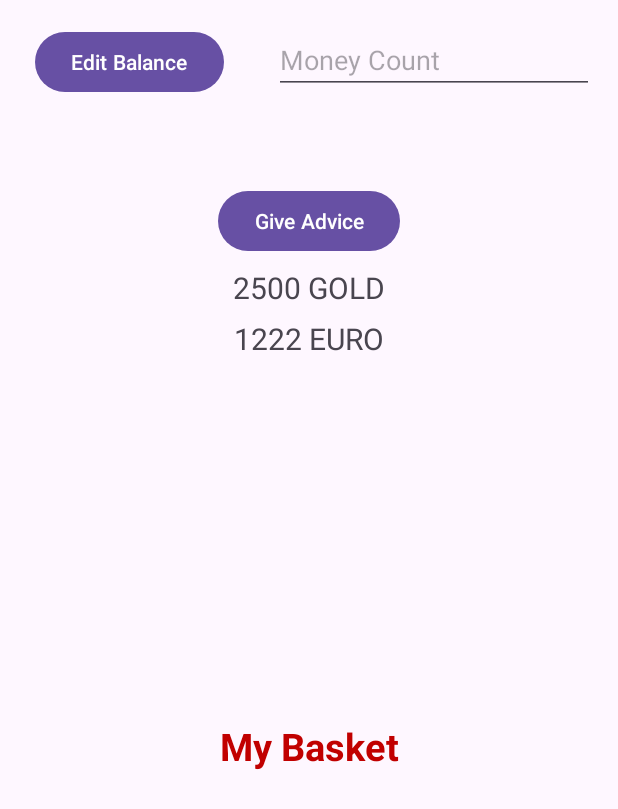
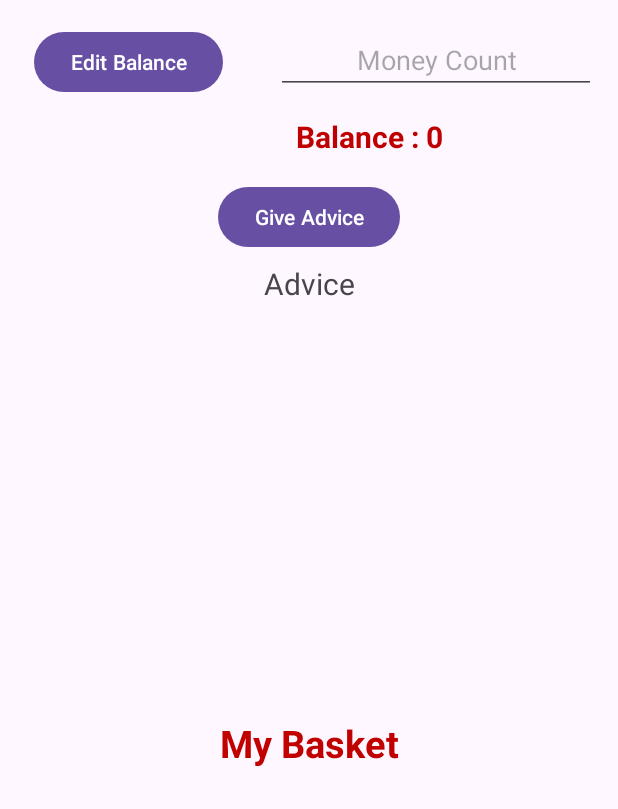
Before and after one commit to cvkcan/Mini-ExchangeApp, an Android app: the ProfileFragment screen opened through its navigation route, after a tap on "Give Advice", on a phone screen of 412 x 824 dp. Shown: the top 809 px of the screen. Run offline under Robolectric (Android 15) with nearby library versions, the phone set to English and light mode, and no system bars; our stand-ins replace Room's generated code.

Commit message:
20.12.2023 front-end ve back-end'de gösterilecek kısım hazırlandı.

```diff
--- a/app/src/main/java/com/cvkcan/exchangeapp/MainActivity.kt
+++ b/app/src/main/java/com/cvkcan/exchangeapp/MainActivity.kt
@@ -7,18 +7,21 @@ import android.widget.EditText
 import androidx.appcompat.app.AppCompatActivity
 import androidx.room.Room
 import com.cvkcan.exchangeapp.model.Basket
+import com.cvkcan.exchangeapp.model.UserInformation
 import com.cvkcan.exchangeapp.roomdb.BasketDao
 import com.cvkcan.exchangeapp.roomdb.GeneralDatabase
+import com.cvkcan.exchangeapp.roomdb.UserInformationDao
 
 class MainActivity : AppCompatActivity() {
     private lateinit var db: GeneralDatabase
     private lateinit var basketDao: BasketDao
+    private lateinit var userDao : UserInformationDao
 
     override fun onCreate(savedInstanceState: Bundle?) {
         super.onCreate(savedInstanceState)
         setContentView(R.layout.activity_main)
 
-        // Initialize Room database and BasketDao
+//        // Initialize Room database and BasketDao
 //        db = Room.databaseBuilder(
 //            applicationContext, GeneralDatabase::class.java,
 //            "ExchangeDb2"
@@ -27,7 +30,21 @@ class MainActivity : AppCompatActivity() {
 //            .build()
 //
 //        basketDao = db.basketDao()
+//        userDao = db.userInformationDao()
+//
+//        basketDao.insertBasket(Basket(11,"USD",0))
+//        basketDao.insertBasket(Basket(22,"EUR",0))
+//        basketDao.insertBasket(Basket(33,"GOLD",0))
+//
+//
+//        userDao.insertUserInformation(UserInformation(999,
+//            0,
+//            0,
+//            0,
+//            0))
 
+
+//        applicationContext.deleteDatabase("ExchangeDb2")
 
     }
 }
--- a/app/src/main/java/com/cvkcan/exchangeapp/adapters/GetBasketRecyclerAdapter.kt
+++ b/app/src/main/java/com/cvkcan/exchangeapp/adapters/GetBasketRecyclerAdapter.kt
@@ -25,6 +25,7 @@ class GetBasketRecyclerAdapter(val getBasketDatas : ArrayList<Basket>)
 
     override fun onBindViewHolder(holder: MyBasketVH, position: Int) {
         holder.itemView.findViewById<TextView>(R.id.getBasketText).text =
-            getBasketDatas.get(position).toString()
+            getBasketDatas.get(position).CurrencieTypes+ "\n" +
+                    getBasketDatas.get(position).PerQuantity
     }
 }
--- a/app/src/main/java/com/cvkcan/exchangeapp/fragments/ProfileFragment.kt
+++ b/app/src/main/java/com/cvkcan/exchangeapp/fragments/ProfileFragment.kt
@@ -6,14 +6,19 @@ import android.view.LayoutInflater
 import android.view.View
 import android.view.ViewGroup
 import android.widget.Button
+import android.widget.EditText
+import android.widget.TextView
+import android.widget.Toast
 import androidx.recyclerview.widget.LinearLayoutManager
 import androidx.recyclerview.widget.RecyclerView
 import com.cvkcan.exchangeapp.adapters.GetBasketRecyclerAdapter
 import com.cvkcan.exchangeapp.adapters.GiveAdviceRecyclerAdapter
 import com.cvkcan.exchangeapp.R
 import com.cvkcan.exchangeapp.model.Basket
+import com.cvkcan.exchangeapp.model.UserInformation
 import com.cvkcan.exchangeapp.roomdb.BasketDao
 import com.cvkcan.exchangeapp.roomdb.GeneralDatabase
+import com.cvkcan.exchangeapp.roomdb.UserInformationDao
 import kotlinx.coroutines.Dispatchers
 import kotlinx.coroutines.GlobalScope
 import kotlinx.coroutines.launch
@@ -23,7 +28,6 @@ class ProfileFragment : Fragment() {
 
     override fun onCreate(savedInstanceState: Bundle?) {
         super.onCreate(savedInstanceState)
-
     }
     override fun onCreateView(
         inflater: LayoutInflater, container: ViewGroup?,
@@ -32,7 +36,6 @@ class ProfileFragment : Fragment() {
 
         // Inflate the layout for this fragment
         return inflater.inflate(R.layout.fragment_profile, container, false)
-
     }
 
     override fun onViewCreated(view: View, savedInstanceState: Bundle?) {
@@ -40,27 +43,25 @@ class ProfileFragment : Fragment() {
         val giveAdvice = view.findViewById<Button>(R.id.giveAdvice)
         giveAdvice.setOnClickListener {
             val totalValue = ArrayList<String>()
-            totalValue.add("2500 GOLD")
-            totalValue.add("1222 EURO")
+            totalValue.add("Advice")
             val layout = LinearLayoutManager(this.context)
             val recyclerView: RecyclerView = requireView().findViewById(R.id.recyclerView2)
             recyclerView.layoutManager = layout
             val adapter = GiveAdviceRecyclerAdapter(totalValue)
             recyclerView.adapter = adapter
         }
-
+        updateBalanceText()
         val aboutMyBasket = ArrayList<Basket>()
-
-        // Launch a coroutine to get the basket data
         GlobalScope.launch(Dispatchers.Main) {
             aboutMyBasket.addAll(getBasket())
-
-            // Now you can use aboutMyBasket for further operations
             val layout = LinearLayoutManager(this@ProfileFragment.context)
             val recyclerView: RecyclerView = requireView().findViewById(R.id.recyclerView)
             recyclerView.layoutManager = layout
             val adapter = GetBasketRecyclerAdapter(aboutMyBasket)
             recyclerView.adapter = adapter
+        }
+        view.findViewById<Button>(R.id.editBalanceButton).setOnClickListener {
+            updateUser()
         }
     }
 
@@ -73,5 +74,47 @@ class ProfileFragment : Fragment() {
             return@withContext basketDao.getAllBaskets()
         }
     }
+    suspend fun getUser(): List<UserInformation> {
+        return withContext(Dispatchers.IO) {
+            val userDao: UserInformationDao = GeneralDatabase
+                .getInstance(requireContext())
+                .userInformationDao()
+
+            return@withContext userDao.getAllUserInformation()
+        }
+    }
+    fun updateUser(){
+        var moneyCounter = view?.findViewById<EditText>(R.id.moneyCountText)
+        if (moneyCounter!!.text.isNotEmpty()){
+            GlobalScope.launch(Dispatchers.IO){
+                var previousBalance = getUser().get(0).Balance
+                val userDao : UserInformationDao = GeneralDatabase
+                    .getInstance(requireContext())
+                    .userInformationDao()
+                val user = UserInformation(999,
+                    moneyCounter.text.toString().toInt() + previousBalance,
+                    getUser().get(0).GoldQuantity,
+                    getUser().get(0).EurQuantity,
+                    getUser().get(0).UsdQuantity)
+                userDao.updateUserInformation(user)
+            }
+            updateBalanceText()
+            Toast.makeText(requireContext(), "Balance was updated!"
+                , Toast.LENGTH_LONG).show()
+
+        }
+        Toast.makeText(requireContext(), "Please fill the money count area."
+            , Toast.LENGTH_LONG).show()
+    }
+    fun updateBalanceText(){
+        GlobalScope.launch(Dispatchers.Main){
+            var balance : Int = 0
+            if  (getUser().isNotEmpty()){
+                balance  = getUser().get(0).Balance
+            }
+            view?.findViewById<TextView>(R.id.showBalanceText)?.text =
+                "Balance : " + balance.toString()
+        }
+    }
 
 }
--- a/app/src/main/java/com/cvkcan/exchangeapp/roomdb/BasketDao.kt
+++ b/app/src/main/java/com/cvkcan/exchangeapp/roomdb/BasketDao.kt
@@ -12,6 +12,8 @@ import io.reactivex.rxjava3.core.Flowable
 interface BasketDao {
     @Query("SELECT * FROM basket")
     fun getAllBaskets() : List<Basket>
+    @Query("SELECT * FROM basket WHERE id = :id")
+    fun getBasketById(id : Int) : Basket
     @Query("DELETE FROM basket WHERE id = :basketId")
     fun deleteBasketById(basketId: Int)
     @Insert
--- a/app/src/main/res/layout/fragment_profile.xml
+++ b/app/src/main/res/layout/fragment_profile.xml
@@ -14,6 +14,7 @@
         android:ems="10"
         android:hint="Money Count"
         android:inputType="numberDecimal"
+        android:textAlignment="center"
         app:layout_constraintEnd_toEndOf="parent"
         app:layout_constraintStart_toEndOf="@+id/editBalanceButton"
         app:layout_constraintTop_toTopOf="parent" />
@@ -30,17 +31,17 @@
         android:textSize="25dp"
         android:textStyle="bold"
         app:layout_constraintBottom_toTopOf="@+id/recyclerView"
-        app:layout_constraintEnd_toEndOf="parent"
-        app:layout_constraintStart_toStartOf="parent"
+        app:layout_constraintEnd_toEndOf="@+id/recyclerView"
+        app:layout_constraintStart_toStartOf="@+id/recyclerView"
         app:layout_constraintTop_toBottomOf="@+id/recyclerView2" />
 
     <androidx.recyclerview.widget.RecyclerView
         android:id="@+id/recyclerView"
         android:layout_width="0dp"
         android:layout_height="0dp"
-        android:layout_marginStart="18dp"
-        android:layout_marginEnd="18dp"
-        android:layout_marginBottom="11dp"
+        android:layout_marginStart="17dp"
+        android:layout_marginEnd="17dp"
+        android:layout_marginBottom="12dp"
         app:layout_constraintBottom_toBottomOf="parent"
         app:layout_constraintEnd_toEndOf="parent"
         app:layout_constraintStart_toStartOf="parent"
@@ -66,21 +67,39 @@
         android:onClick="giveAdviceEvent"
         android:text="Give Advice"
         app:layout_constraintBottom_toTopOf="@+id/recyclerView2"
-        app:layout_constraintEnd_toEndOf="@+id/recyclerView2"
-        app:layout_constraintStart_toStartOf="@+id/recyclerView2"
-        app:layout_constraintTop_toBottomOf="@+id/editBalanceButton" />
+        app:layout_constraintEnd_toEndOf="parent"
+        app:layout_constraintStart_toStartOf="parent"
+        app:layout_constraintTop_toBottomOf="@+id/showBalanceText" />
 
     <Button
         android:id="@+id/editBalanceButton"
         android:layout_width="wrap_content"
         android:layout_height="wrap_content"
-        android:layout_marginStart="7dp"
+        android:layout_marginStart="8dp"
         android:layout_marginTop="16dp"
-        android:layout_marginEnd="19dp"
-        android:layout_marginBottom="58dp"
+        android:layout_marginEnd="21dp"
+        android:layout_marginBottom="12dp"
         android:text="Edit Balance"
-        app:layout_constraintBottom_toTopOf="@+id/giveAdvice"
+        android:textAlignment="viewEnd"
+        app:layout_constraintBottom_toTopOf="@+id/showBalanceText"
         app:layout_constraintEnd_toStartOf="@+id/moneyCountText"
         app:layout_constraintStart_toStartOf="parent"
         app:layout_constraintTop_toTopOf="parent" />
+
+    <TextView
+        android:id="@+id/showBalanceText"
+        android:layout_width="196dp"
+        android:layout_height="34dp"
+        android:layout_marginStart="12dp"
+        android:layout_marginEnd="15dp"
+        android:layout_marginBottom="9dp"
+        android:text="Balance :"
+        android:textAlignment="gravity"
+        android:textColor="#BF0000"
+        android:textSize="20dp"
+        android:textStyle="bold"
+        app:layout_constraintBottom_toTopOf="@+id/giveAdvice"
+        app:layout_constraintEnd_toEndOf="parent"
+        app:layout_constraintStart_toStartOf="@+id/moneyCountText"
+        app:layout_constraintTop_toBottomOf="@+id/editBalanceButton" />
 </androidx.constraintlayout.widget.ConstraintLayout>
```
Also changed, not shown: app/src/main/java/com/cvkcan/exchangeapp/adapters/GetCurrencyRecyclerViewAdapter.kt (+57 -23 lines).
